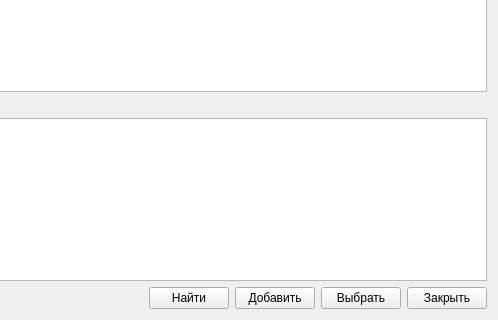
Above: ui/find_user.ui from fixtik/Garage_base before the change; both pictures show x 220 to 718 and y 225 to 545 of the 718 by 545 pixel window. Below: the same form after it.
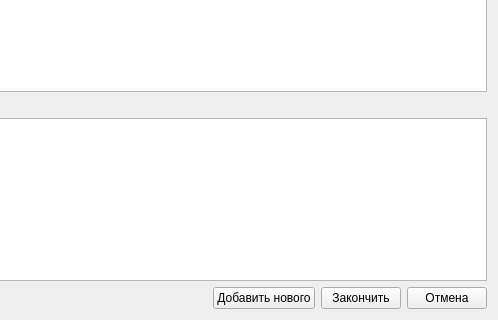
That is the form after the change.

Commit message: Переделан FindUser, исправлены tableView_Models.py, реализован вывод данных с одной формы в другую

Patch:
```diff
--- a/ui/find_user.ui
+++ b/ui/find_user.ui
@@ -226,31 +226,24 @@
        </property>
       </spacer>
      </item>
-     <item>
-      <widget class="QPushButton" name="find_pushButton">
-       <property name="text">
-        <string>Найти</string>
-       </property>
-      </widget>
-     </item>
      <item>
       <widget class="QPushButton" name="add_pushButton">
        <property name="text">
-        <string>Добавить</string>
+        <string>Добавить нового</string>
        </property>
       </widget>
      </item>
      <item>
       <widget class="QPushButton" name="choose_pushButton">
        <property name="text">
-        <string>Выбрать</string>
+        <string>Закончить</string>
        </property>
       </widget>
      </item>
      <item>
       <widget class="QPushButton" name="close_pushButton">
        <property name="text">
-        <string>Закрыть</string>
+        <string>Отмена</string>
        </property>
       </widget>
      </item>
```
Left out of the diff: 3 changed lines with no effect on the pictures. The commit also changes 9 other files.
